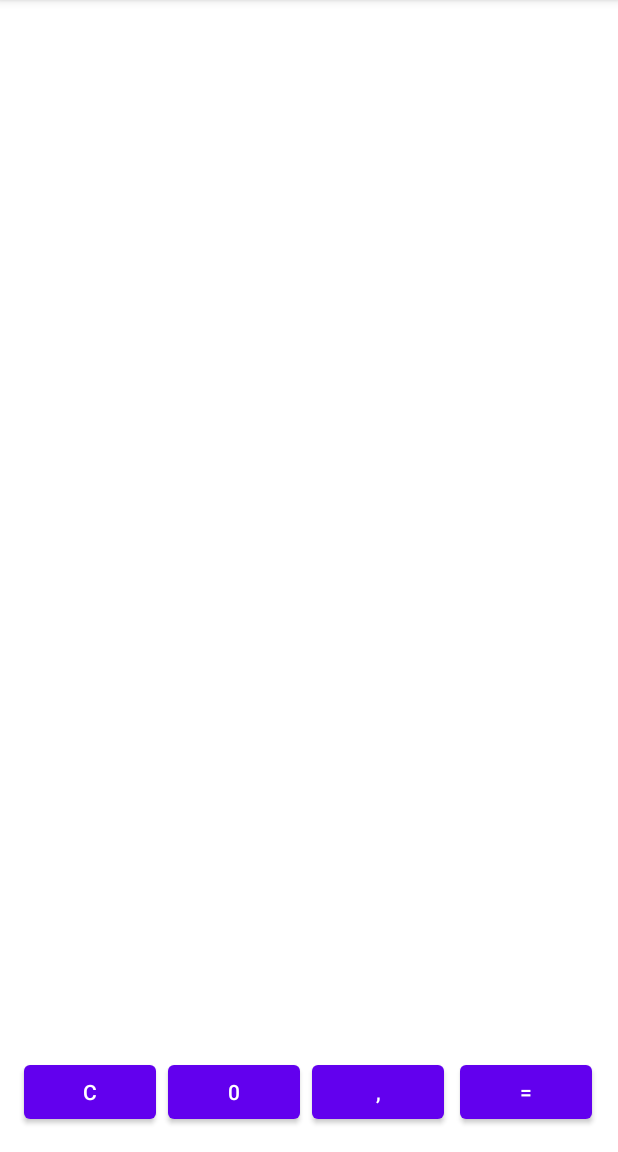
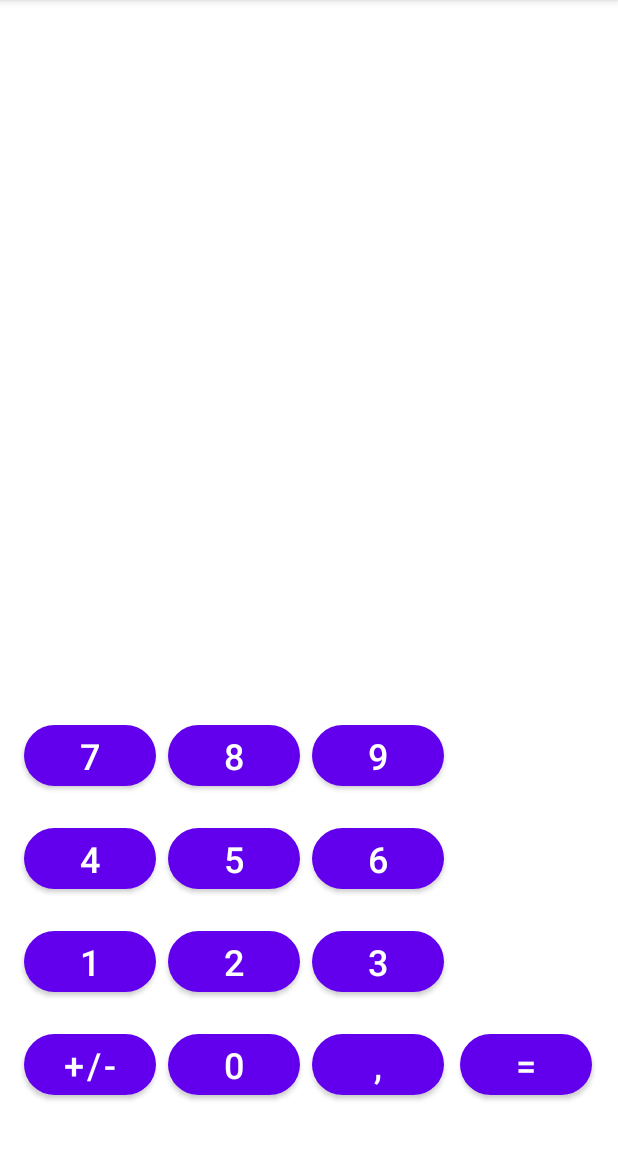
Before and after one commit to MikelArinaMarcos/calculadoraDSA, an Android app: the screen it shows after launch (MainActivity), on a phone screen of 412 x 824 dp, the part 84-1236 px from its top. Run offline under Robolectric (Android 15) with nearby library versions, the phone set to English and light mode, and no system bars.

Commit message:
Botones del 0 al 9 creados

```diff
--- a/app/src/main/res/layout/activity_main.xml
+++ b/app/src/main/res/layout/activity_main.xml
@@ -7,23 +7,40 @@
     tools:context=".MainActivity">
 
     <Button
+        android:id="@+id/sixBtn"
+        android:layout_width="wrap_content"
+        android:layout_height="wrap_content"
+        android:layout_marginStart="8dp"
+        android:text="6"
+        android:textSize="24sp"
+        app:cornerRadius="50dip"
+        app:layout_constraintBottom_toBottomOf="@+id/fiveBtn"
+        app:layout_constraintStart_toEndOf="@+id/fiveBtn" />
+
+    <Button
         android:id="@+id/button"
         android:layout_width="wrap_content"
         android:layout_height="wrap_content"
         android:layout_marginStart="8dp"
         android:text="0"
-        app:layout_constraintBottom_toBottomOf="@+id/clearBtn"
-        app:layout_constraintStart_toEndOf="@+id/clearBtn" />
+        android:textSize="24sp"
+        app:cornerRadius="50dip"
+        app:layout_constraintBottom_toBottomOf="@+id/negativeBtn"
+        app:layout_constraintStart_toEndOf="@+id/negativeBtn" />
 
     <Button
-        android:id="@+id/clearBtn"
+        android:id="@+id/negativeBtn"
         android:layout_width="wrap_content"
         android:layout_height="wrap_content"
         android:layout_marginStart="16dp"
-        android:layout_marginBottom="16dp"
-        android:text="C"
+        android:layout_marginBottom="32dp"
+        android:width="3dip"
+        android:text="+/-"
+        android:textSize="24sp"
+        app:cornerRadius="50dip"
         app:layout_constraintBottom_toBottomOf="parent"
-        app:layout_constraintStart_toStartOf="parent" />
+        app:layout_constraintStart_toStartOf="parent"
+        app:rippleColor="#AAA9A9" />
 
     <Button
         android:id="@+id/equalBtn"
@@ -32,6 +49,8 @@
         android:layout_marginStart="8dp"
         android:layout_marginEnd="16dp"
         android:text="="
+        android:textSize="24sp"
+        app:cornerRadius="50dip"
         app:layout_constraintBottom_toBottomOf="@+id/dotBtn"
         app:layout_constraintEnd_toEndOf="parent"
         app:layout_constraintHorizontal_bias="0.74"
@@ -43,6 +62,97 @@
         android:layout_height="wrap_content"
         android:layout_marginStart="8dp"
         android:text=","
+        android:textSize="24sp"
+        app:cornerRadius="50dip"
         app:layout_constraintBottom_toBottomOf="@+id/button"
         app:layout_constraintStart_toEndOf="@+id/button" />
+
+    <Button
+        android:id="@+id/oneBtn"
+        android:layout_width="wrap_content"
+        android:layout_height="wrap_content"
+        android:layout_marginBottom="16dp"
+        android:text="1"
+        android:textSize="24sp"
+        app:cornerRadius="50dip"
+        app:layout_constraintBottom_toTopOf="@+id/negativeBtn"
+        app:layout_constraintStart_toStartOf="@+id/negativeBtn" />
+
+    <Button
+        android:id="@+id/twoBtn"
+        android:layout_width="wrap_content"
+        android:layout_height="wrap_content"
+        android:layout_marginStart="8dp"
+        android:text="2"
+        android:textSize="24sp"
+        app:cornerRadius="50dip"
+        app:layout_constraintBottom_toBottomOf="@+id/oneBtn"
+        app:layout_constraintStart_toEndOf="@+id/oneBtn" />
+
+    <Button
+        android:id="@+id/threeBtn"
+        android:layout_width="wrap_content"
+        android:layout_height="wrap_content"
+        android:layout_marginStart="8dp"
+        android:text="3"
+        android:textSize="24sp"
+        app:cornerRadius="50dip"
+        app:layout_constraintBottom_toBottomOf="@+id/twoBtn"
+        app:layout_constraintStart_toEndOf="@+id/twoBtn" />
+
+    <Button
+        android:id="@+id/fourBtn"
+        android:layout_width="wrap_content"
+        android:layout_height="wrap_content"
+        android:layout_marginBottom="16dp"
+        android:text="4"
+        android:textSize="24sp"
+        app:cornerRadius="50dip"
+        app:layout_constraintBottom_toTopOf="@+id/oneBtn"
+        app:layout_constraintStart_toStartOf="@+id/oneBtn" />
+
+    <Button
+        android:id="@+id/sevenBtn"
+        android:layout_width="wrap_content"
+        android:layout_height="wrap_content"
+        android:layout_marginBottom="16dp"
+        android:text="7"
+        android:textSize="24sp"
+        app:cornerRadius="50dip"
+        app:layout_constraintBottom_toTopOf="@+id/fourBtn"
+        app:layout_constraintStart_toStartOf="@+id/fourBtn" />
+
+    <Button
+        android:id="@+id/eightBtn"
+        android:layout_width="wrap_content"
+        android:layout_height="wrap_content"
+        android:layout_marginStart="8dp"
+        android:text="8"
+        android:textSize="24sp"
+        app:cornerRadius="50dip"
+        app:layout_constraintBottom_toBottomOf="@+id/sevenBtn"
+        app:layout_constraintStart_toEndOf="@+id/sevenBtn" />
+
+    <Button
+        android:id="@+id/nineBtn"
+        android:layout_width="wrap_content"
+        android:layout_height="wrap_content"
+        android:layout_marginStart="8dp"
+        android:text="9"
+        android:textSize="24sp"
+        app:cornerRadius="50dip"
+        app:layout_constraintBottom_toBottomOf="@+id/eightBtn"
+        app:layout_constraintStart_toEndOf="@+id/eightBtn" />
+
+    <Button
+        android:id="@+id/fiveBtn"
+        android:layout_width="wrap_content"
+        android:layout_height="wrap_content"
+        android:layout_marginStart="8dp"
+        android:text="5"
+        android:textSize="24sp"
+        app:cornerRadius="50dip"
+        app:layout_constraintBottom_toBottomOf="@+id/fourBtn"
+        app:layout_constraintStart_toEndOf="@+id/fourBtn" />
+
 </androidx.constraintlayout.widget.ConstraintLayout>
```
